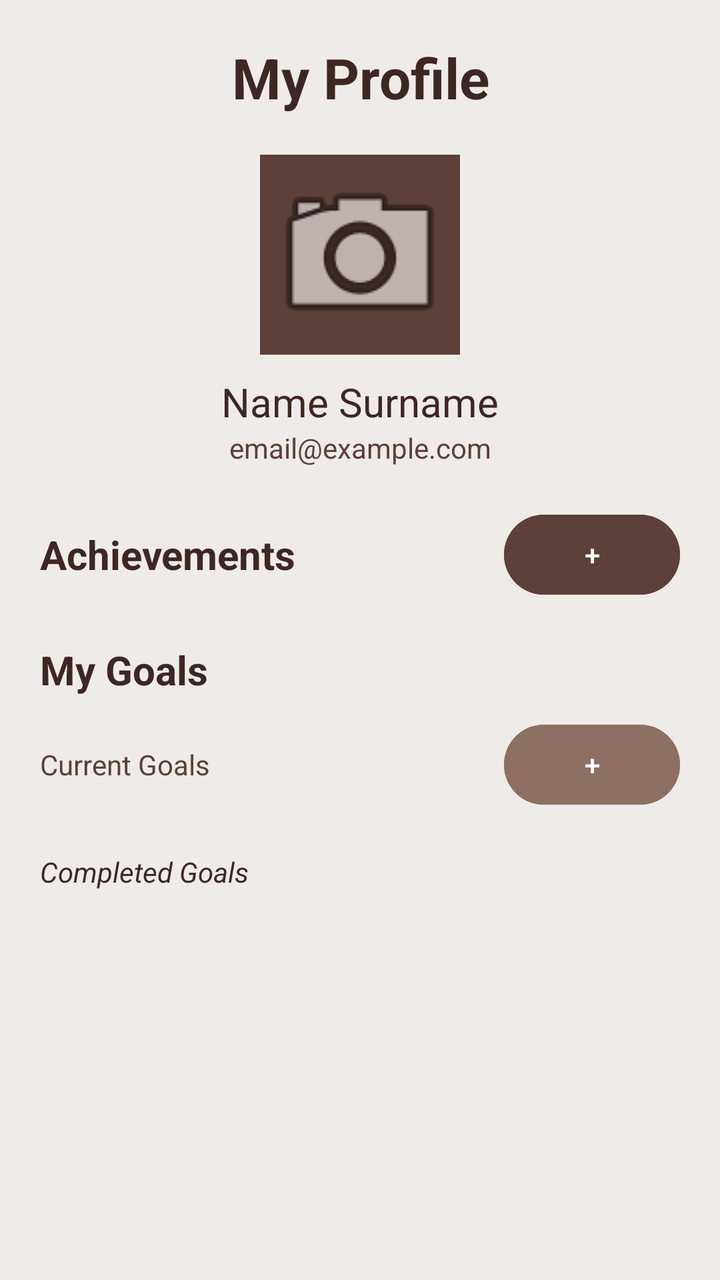
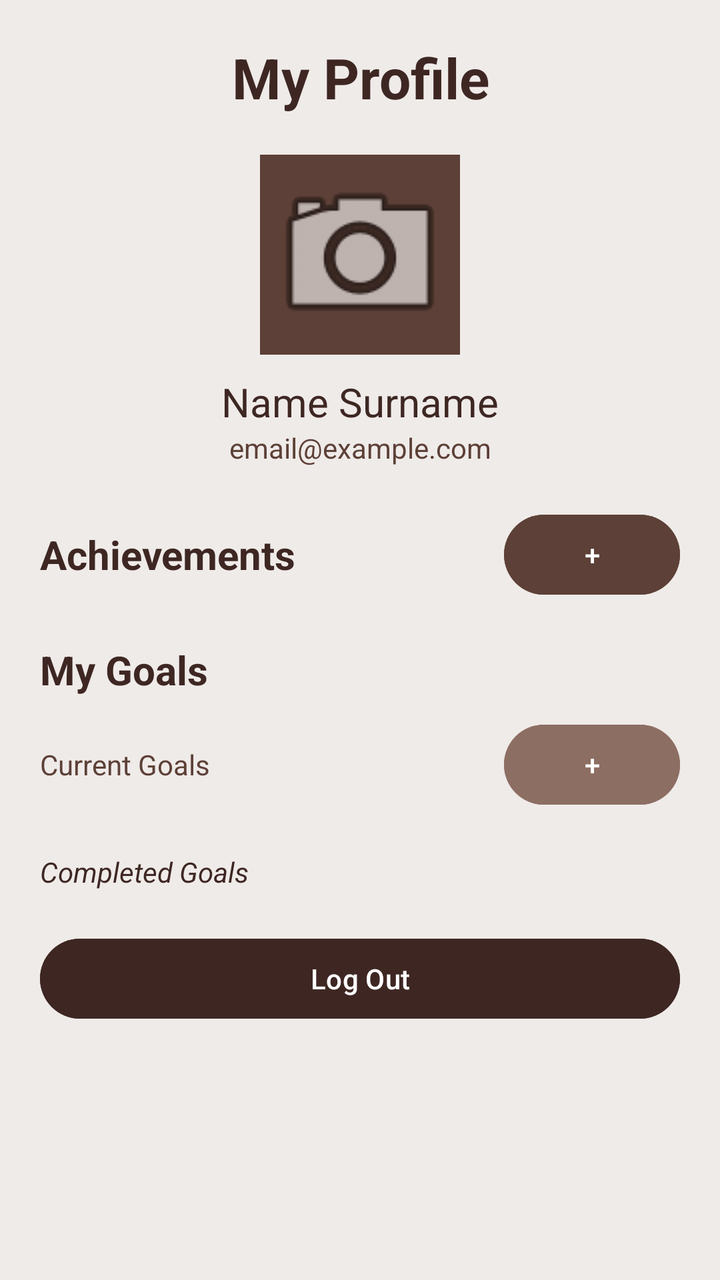

Before-and-after screenshots of an Android layout around one commit, followed by the original layout XML and the change that was made.
<!-- AndroidManifest.xml: application theme Theme.OlympMathMentor -->
<!-- res/layout/fragment_profile.xml -->
<?xml version="1.0" encoding="utf-8"?>
<ScrollView xmlns:android="http://schemas.android.com/apk/res/android"
    android:layout_width="match_parent"
    android:layout_height="match_parent"
    android:background="@color/soft_beige">

    <LinearLayout
        android:layout_width="match_parent"
        android:layout_height="wrap_content"
        android:orientation="vertical"
        android:padding="20dp">

        <TextView
            android:layout_width="match_parent"
            android:layout_height="wrap_content"
            android:text="My Profile"
            android:textSize="28sp"
            android:textStyle="bold"
            android:textColor="@color/deep_brown"
            android:gravity="center"
            android:layout_marginBottom="20dp"/>

        <ImageView
            android:id="@+id/profileImage"
            android:layout_width="100dp"
            android:layout_height="100dp"
            android:layout_gravity="center"
            android:background="@color/earth_brown"
            android:padding="2dp"
            android:scaleType="centerCrop"
            android:src="@android:drawable/ic_menu_camera" />

        <TextView
            android:id="@+id/tvFullName"
            android:layout_width="match_parent"
            android:layout_height="wrap_content"
            android:text="Name Surname"
            android:textColor="@color/deep_brown"
            android:textSize="20sp"
            android:gravity="center"
            android:layout_marginTop="10dp"/>

        <TextView
            android:id="@+id/tvEmail"
            android:layout_width="match_parent"
            android:layout_height="wrap_content"
            android:text="email@example.com"
            android:textColor="@color/earth_brown"
            android:gravity="center"
            android:layout_marginBottom="20dp"/>

        <LinearLayout
            android:layout_width="match_parent"
            android:layout_height="wrap_content"
            android:orientation="horizontal"
            android:gravity="center_vertical">

            <TextView
                android:layout_width="0dp"
                android:layout_weight="1"
                android:layout_height="wrap_content"
                android:text="Achievements"
                android:textSize="20sp"
                android:textStyle="bold"
                android:textColor="@color/deep_brown"/>

            <Button
                android:id="@+id/btnAddAchievement"
                android:layout_width="wrap_content"
                android:layout_height="wrap_content"
                android:text="+"
                android:backgroundTint="@color/earth_brown"/>
        </LinearLayout>

        <LinearLayout
            android:id="@+id/containerAchievements"
            android:layout_width="match_parent"
            android:layout_height="wrap_content"
            android:orientation="vertical"
            android:layout_marginBottom="20dp" />

        <TextView
            android:layout_width="match_parent"
            android:layout_height="wrap_content"
            android:text="My Goals"
            android:textSize="20sp"
            android:textStyle="bold"
            android:textColor="@color/deep_brown"/>

        <LinearLayout
            android:layout_width="match_parent"
            android:layout_height="wrap_content"
            android:layout_marginTop="10dp"
            android:orientation="horizontal">

            <TextView
                android:layout_width="0dp"
                android:layout_height="wrap_content"
                android:layout_weight="1"
                android:text="Current Goals"
                android:textColor="@color/earth_brown" />

            <Button
                android:id="@+id/btnAddGoal"
                android:layout_width="wrap_content"
                android:layout_height="wrap_content"
                android:backgroundTint="@color/accent_tan"
                android:text="+" />
        </LinearLayout>

        <LinearLayout
            android:id="@+id/containerCurrentGoals"
            android:layout_width="match_parent"
            android:layout_height="wrap_content"
            android:orientation="vertical" />

        <TextView
            android:layout_width="match_parent"
            android:layout_height="wrap_content"
            android:text="Completed Goals"
            android:layout_marginTop="20dp"
            android:textColor="@color/deep_brown"
            android:textStyle="italic"/>

        <LinearLayout
            android:id="@+id/containerCompletedGoals"
            android:layout_width="match_parent"
            android:layout_height="wrap_content"
            android:orientation="vertical" />

    </LinearLayout>
</ScrollView>
<!-- resources referenced by this layout -->
<resources>
  <color name="accent_tan">#8D6E63</color>
  <color name="deep_brown">#3E2723</color>
  <color name="earth_brown">#5D4037</color>
  <color name="soft_beige">#EFEBE9</color>
  <style name="Theme.OlympMathMentor" parent="Base.Theme.OlympMathMentor" />
  <style name="Base.Theme.OlympMathMentor" parent="Theme.Material3.DayNight.NoActionBar">
          
          
      </style>
</resources>

<!-- the commit's change to res/layout/fragment_profile.xml (unified diff, before → after) -->
@@ -127,6 +127,13 @@
             android:layout_width="match_parent"
             android:layout_height="wrap_content"
             android:orientation="vertical" />
-
+        <Button
+            android:id="@+id/btnLogout"
+            android:layout_width="match_parent"
+            android:layout_height="wrap_content"
+            android:text="Log Out"
+            android:layout_marginTop="20dp"
+            android:backgroundTint="@color/deep_brown"
+            android:textColor="@color/white" />
     </LinearLayout>
 </ScrollView>
<!-- resource entries referenced after the edit -->
@@ -4,6 +4,7 @@
   <color name="deep_brown">#3E2723</color>
   <color name="earth_brown">#5D4037</color>
   <color name="soft_beige">#EFEBE9</color>
+  <color name="white">#FFFFFF</color>
   <style name="Theme.OlympMathMentor" parent="Base.Theme.OlympMathMentor" />
   <style name="Base.Theme.OlympMathMentor" parent="Theme.Material3.DayNight.NoActionBar">
           
